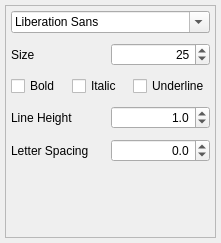
First picture: the form in src/widgets/panels/font-panel.ui, repository flux3dp/swiftray, before the edit.
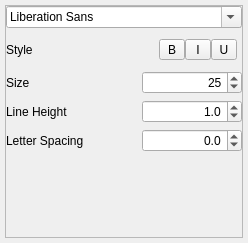
Second picture: the form after the edit.

Commit message: Refine style and layout of font panel

```diff
--- a/src/widgets/panels/font-panel.ui
+++ b/src/widgets/panels/font-panel.ui
@@ -6,7 +6,7 @@
             <rect>
                 <x>0</x>
                 <y>0</y>
-                <width>221</width>
+    <width>248</width>
                 <height>243</height>
             </rect>
         </property>
@@ -55,10 +55,7 @@
                     <property name="frameShadow">
                         <enum>QFrame::Plain</enum>
                     </property>
-                    <layout class="QVBoxLayout" name="verticalLayout_9">
-                        <property name="spacing">
-                            <number>0</number>
-                        </property>
+     <layout class="QGridLayout" name="gridLayout">
                         <property name="leftMargin">
                             <number>0</number>
                         </property>
@@ -71,21 +68,100 @@
                         <property name="bottomMargin">
                             <number>0</number>
                         </property>
-                        <item>
-                            <layout class="QHBoxLayout" name="horizontalLayout_11">
-                                <property name="leftMargin">
-                                    <number>5</number>
-                                </property>
-                                <property name="topMargin">
-                                    <number>5</number>
-                                </property>
-                                <property name="rightMargin">
-                                    <number>5</number>
-                                </property>
-                                <property name="bottomMargin">
-                                    <number>5</number>
-                                </property>
-                                <item>
+      <item row="6" column="2">
+       <spacer name="verticalSpacer">
+        <property name="orientation">
+         <enum>Qt::Vertical</enum>
+        </property>
+        <property name="sizeHint" stdset="0">
+         <size>
+          <width>20</width>
+          <height>40</height>
+         </size>
+        </property>
+       </spacer>
+      </item>
+      <item row="4" column="0">
+       <widget class="QLabel" name="label_5">
+        <property name="text">
+         <string>Line Height</string>
+        </property>
+       </widget>
+      </item>
+      <item row="2" column="0">
+       <widget class="QLabel" name="label_2">
+        <property name="text">
+         <string>Style</string>
+        </property>
+       </widget>
+      </item>
+      <item row="5" column="0">
+       <widget class="QLabel" name="label_7">
+        <property name="text">
+         <string>Letter Spacing</string>
+        </property>
+       </widget>
+      </item>
+      <item row="3" column="1" colspan="2" alignment="Qt::AlignRight">
+       <widget class="QSpinBox" name="fontSizeSpinBox">
+        <property name="minimumSize">
+         <size>
+          <width>100</width>
+          <height>0</height>
+         </size>
+        </property>
+        <property name="maximumSize">
+         <size>
+          <width>100</width>
+          <height>16777215</height>
+         </size>
+        </property>
+        <property name="alignment">
+         <set>Qt::AlignRight|Qt::AlignTrailing|Qt::AlignVCenter</set>
+        </property>
+        <property name="suffix">
+         <string/>
+        </property>
+        <property name="maximum">
+         <number>1000</number>
+        </property>
+        <property name="value">
+         <number>25</number>
+        </property>
+       </widget>
+      </item>
+      <item row="5" column="1" colspan="2" alignment="Qt::AlignRight">
+       <widget class="QDoubleSpinBox" name="letterSpacingSpinBox">
+        <property name="minimumSize">
+         <size>
+          <width>100</width>
+          <height>0</height>
+         </size>
+        </property>
+        <property name="maximumSize">
+         <size>
+          <width>100</width>
+          <height>16777215</height>
+         </size>
+        </property>
+        <property name="alignment">
+         <set>Qt::AlignRight|Qt::AlignTrailing|Qt::AlignVCenter</set>
+        </property>
+        <property name="decimals">
+         <number>1</number>
+        </property>
+        <property name="minimum">
+         <double>-1000.000000000000000</double>
+        </property>
+        <property name="maximum">
+         <double>1000.000000000000000</double>
+        </property>
+        <property name="singleStep">
+         <double>0.100000000000000</double>
+        </property>
+       </widget>
+      </item>
+      <item row="0" column="0" colspan="3">
                                     <widget class="QFontComboBox" name="fontComboBox">
                                         <property name="sizePolicy">
                                             <sizepolicy hsizetype="Expanding" vsizetype="Fixed">
@@ -117,49 +193,18 @@
                                         </property>
                                     </widget>
                                 </item>
-                            </layout>
-                        </item>
-                        <item>
-                            <layout class="QHBoxLayout" name="horizontalLayout_6">
-                                <property name="leftMargin">
-                                    <number>5</number>
-                                </property>
-                                <property name="topMargin">
-                                    <number>5</number>
-                                </property>
-                                <property name="rightMargin">
-                                    <number>5</number>
-                                </property>
-                                <property name="bottomMargin">
-                                    <number>5</number>
-                                </property>
-                                <item>
+      <item row="3" column="0">
                                     <widget class="QLabel" name="label_3">
                                         <property name="text">
                                             <string>Size</string>
                                         </property>
                                     </widget>
                                 </item>
-                                <item>
-                                    <widget class="QSpinBox" name="fontSizeSpinBox">
-                                        <property name="alignment">
-                                            <set>Qt::AlignRight|Qt::AlignTrailing|Qt::AlignVCenter</set>
-                                        </property>
-                                        <property name="suffix">
-                                            <string/>
-                                        </property>
-                                        <property name="maximum">
-                                            <number>1000</number>
-                                        </property>
-                                        <property name="value">
-                                            <number>25</number>
-                                        </property>
-                                    </widget>
-                                </item>
-                            </layout>
-                        </item>
-                        <item>
-                            <layout class="QHBoxLayout" name="horizontalLayout_12">
+      <item row="2" column="2">
+       <layout class="QHBoxLayout" name="fontStyleContainer">
+        <property name="spacing">
+         <number>0</number>
+        </property>
                                 <property name="leftMargin">
                                     <number>5</number>
                                 </property>
@@ -173,51 +218,90 @@
                                     <number>5</number>
                                 </property>
                                 <item>
-                                    <widget class="QCheckBox" name="boldCheckBox">
-                                        <property name="text">
-                                            <string>Bold</string>
-                                        </property>
-                                    </widget>
-                                </item>
-                                <item>
-                                    <widget class="QCheckBox" name="italicCheckBox">
+         <widget class="QToolButton" name="boldToolButton">
+          <property name="minimumSize">
+           <size>
+            <width>26</width>
+            <height>0</height>
+           </size>
+          </property>
+          <property name="maximumSize">
+           <size>
+            <width>26</width>
+            <height>16777215</height>
+           </size>
+          </property>
+          <property name="autoFillBackground">
+           <bool>false</bool>
+          </property>
                                         <property name="text">
-                                            <string>Italic</string>
-                                        </property>
+           <string>B</string>
+          </property>
+          <property name="checkable">
+           <bool>true</bool>
+          </property>
                                     </widget>
                                 </item>
                                 <item>
-                                    <widget class="QCheckBox" name="underlineCheckBox">
+         <widget class="QToolButton" name="italicToolButton">
+          <property name="minimumSize">
+           <size>
+            <width>26</width>
+            <height>0</height>
+           </size>
+          </property>
+          <property name="maximumSize">
+           <size>
+            <width>26</width>
+            <height>16777215</height>
+           </size>
+          </property>
                                         <property name="text">
-                                            <string>Underline</string>
-                                        </property>
-                                    </widget>
-                                </item>
-                            </layout>
-                        </item>
+           <string>I</string>
+          </property>
+          <property name="checkable">
+           <bool>true</bool>
+          </property>
+         </widget>
+        </item>
                         <item>
-                            <layout class="QHBoxLayout" name="horizontalLayout_10">
-                                <property name="leftMargin">
-                                    <number>5</number>
-                                </property>
-                                <property name="topMargin">
-                                    <number>5</number>
-                                </property>
-                                <property name="rightMargin">
-                                    <number>5</number>
-                                </property>
-                                <property name="bottomMargin">
-                                    <number>5</number>
-                                </property>
-                                <item>
-                                    <widget class="QLabel" name="label_5">
+         <widget class="QToolButton" name="underlineToolButton">
+          <property name="minimumSize">
+           <size>
+            <width>26</width>
+            <height>0</height>
+           </size>
+          </property>
+          <property name="maximumSize">
+           <size>
+            <width>26</width>
+            <height>16777215</height>
+           </size>
+          </property>
                                         <property name="text">
-                                            <string>Line Height</string>
-                                        </property>
-                                    </widget>
-                                </item>
-                                <item>
+           <string>U</string>
+          </property>
+          <property name="checkable">
+           <bool>true</bool>
+          </property>
+         </widget>
+        </item>
+       </layout>
+      </item>
+      <item row="4" column="1" colspan="2" alignment="Qt::AlignRight">
                                     <widget class="QDoubleSpinBox" name="lineHeightSpinBox">
+        <property name="minimumSize">
+         <size>
+          <width>100</width>
+          <height>0</height>
+         </size>
+        </property>
+        <property name="maximumSize">
+         <size>
+          <width>100</width>
+          <height>16777215</height>
+         </size>
+        </property>
                                         <property name="alignment">
                                             <set>Qt::AlignRight|Qt::AlignTrailing|Qt::AlignVCenter</set>
                                         </property>
@@ -232,59 +316,15 @@
                                         </property>
                                     </widget>
                                 </item>
-                            </layout>
-                        </item>
-                        <item>
-                            <layout class="QHBoxLayout" name="horizontalLayout_13">
-                                <property name="leftMargin">
-                                    <number>5</number>
-                                </property>
-                                <property name="topMargin">
-                                    <number>5</number>
-                                </property>
-                                <property name="rightMargin">
-                                    <number>5</number>
-                                </property>
-                                <property name="bottomMargin">
-                                    <number>5</number>
-                                </property>
-                                <item>
-                                    <widget class="QLabel" name="label_7">
-                                        <property name="text">
-                                            <string>Letter Spacing</string>
-                                        </property>
-                                    </widget>
-                                </item>
-                                <item>
-                                    <widget class="QDoubleSpinBox" name="letterSpacingSpinBox">
-                                        <property name="alignment">
-                                            <set>Qt::AlignRight|Qt::AlignTrailing|Qt::AlignVCenter</set>
-                                        </property>
-                                        <property name="decimals">
-                                            <number>1</number>
-                                        </property>
-                                        <property name="minimum">
-                                            <double>-1000.000000000000000</double>
-                                        </property>
-                                        <property name="maximum">
-                                            <double>1000.000000000000000</double>
-                                        </property>
-                                        <property name="singleStep">
-                                            <double>0.100000000000000</double>
-                                        </property>
-                                    </widget>
-                                </item>
-                            </layout>
-                        </item>
-                        <item>
-                            <spacer name="verticalSpacer">
+      <item row="2" column="1">
+       <spacer name="horizontalSpacer">
                                 <property name="orientation">
-                                    <enum>Qt::Vertical</enum>
+         <enum>Qt::Horizontal</enum>
                                 </property>
                                 <property name="sizeHint" stdset="0">
                                     <size>
-                                        <width>20</width>
-                                        <height>40</height>
+          <width>40</width>
+          <height>20</height>
                                     </size>
                                 </property>
                             </spacer>
```
Lines whose indentation alone changed are shown as unchanged. The commit also changes 1 other file.
